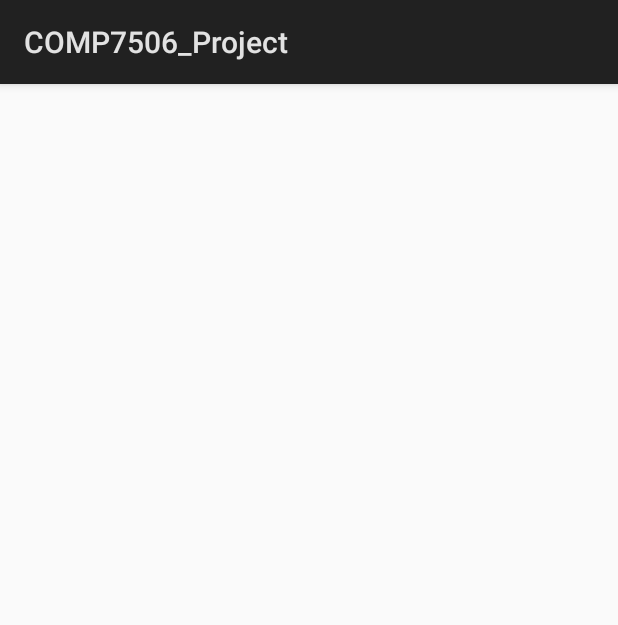
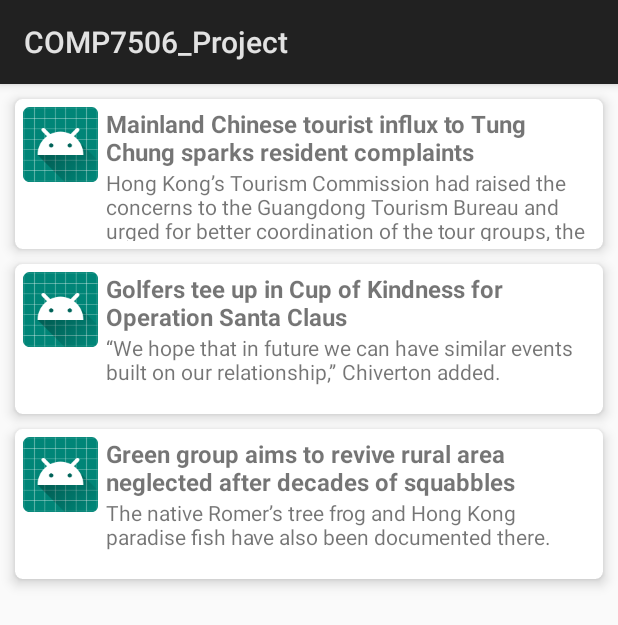
Before and after one commit to hadipash/COMP7506_Project, an Android app: the NewsFeed screen opened directly, with no data from a screen before it, on a phone screen of 412 x 824 dp. Shown: the top 625 px of the screen. Run offline under Robolectric (Android 15) with nearby library versions, the phone set to English and light mode, and no system bars.

Commit message:
Build news feed

```diff
--- a/app/src/main/java/hk/hku/cs/comp7506_project/NewsAdapter.java
+++ b/app/src/main/java/hk/hku/cs/comp7506_project/NewsAdapter.java
@@ -3,15 +3,20 @@ package hk.hku.cs.comp7506_project;
 import android.support.annotation.NonNull;
 import android.support.v7.widget.RecyclerView;
 import android.util.Log;
+import android.view.LayoutInflater;
 import android.view.View;
 import android.view.ViewGroup;
+import android.widget.ImageView;
 import android.widget.TextView;
 
 public class NewsAdapter extends RecyclerView.Adapter<NewsAdapter.ViewHolder> {
     private static final String TAG = "NewsAdapter";
+    private NewsObject[] data;
 
     public static class ViewHolder extends RecyclerView.ViewHolder {
-        private final TextView textView;
+        public final TextView title;
+        public final TextView content;
+        public final ImageView pic;
 
         public ViewHolder(View v) {
             super(v);
@@ -22,27 +27,33 @@ public class NewsAdapter extends RecyclerView.Adapter<NewsAdapter.ViewHolder> {
                     Log.d(TAG, "Element " + getAdapterPosition() + " clicked.");
                 }
             });
-            textView = (TextView) v.findViewById(R.id.news_title);
+            title = v.findViewById(R.id.news_title);
+            content = v.findViewById(R.id.news_content);
+            pic = v.findViewById(R.id.news_img);
         }
+    }
 
-        public TextView getTextView() {
-            return textView;
-        }
+    NewsAdapter(NewsObject[] dataSet){
+        data = dataSet;
     }
 
     @NonNull
     @Override
-    public NewsAdapter.ViewHolder onCreateViewHolder(@NonNull ViewGroup viewGroup, int i) {
-        return null;
+    public NewsAdapter.ViewHolder onCreateViewHolder(@NonNull ViewGroup viewGroup, int viewType) {
+        View v = LayoutInflater.from(viewGroup.getContext())
+                .inflate(R.layout.news_card, viewGroup, false);
+        return new ViewHolder(v);
     }
 
     @Override
-    public void onBindViewHolder(@NonNull NewsAdapter.ViewHolder myViewHolder, int i) {
-
+    public void onBindViewHolder(@NonNull NewsAdapter.ViewHolder holder, int position) {
+        holder.title.setText(data[position].getTitle());
+        holder.content.setText(data[position].getContent());
+//        holder.pic.setImageBitmap(data[position].getPic());
     }
 
     @Override
     public int getItemCount() {
-        return 0;
+        return data.length;
     }
 }
--- a/app/src/main/java/hk/hku/cs/comp7506_project/NewsFeed.java
+++ b/app/src/main/java/hk/hku/cs/comp7506_project/NewsFeed.java
@@ -2,18 +2,64 @@ package hk.hku.cs.comp7506_project;
 
 import android.app.Activity;
 import android.os.Bundle;
+import android.support.v7.widget.LinearLayoutManager;
 import android.support.v7.widget.RecyclerView;
 
+import java.util.ArrayList;
+
 public class NewsFeed extends Activity {
-    private RecyclerView news;
+    private RecyclerView mRecyclerView;
+    private RecyclerView.Adapter mAdapter;
+    private RecyclerView.LayoutManager mLayoutManager;
 
     @Override
     protected void onCreate(Bundle savedInstanceState) {
         super.onCreate(savedInstanceState);
         setContentView(R.layout.activity_news_feed);
 
-        news = findViewById(R.id.news_recycle_view);
-        news.setHasFixedSize(true);
+        mRecyclerView = findViewById(R.id.news_recycle_view);
+        mRecyclerView.setHasFixedSize(true);
 
+        // use a linear layout manager
+        mLayoutManager = new LinearLayoutManager(this);
+        mRecyclerView.setLayoutManager(mLayoutManager);
+
+        mAdapter = new NewsAdapter(generateData());
+        mRecyclerView.setAdapter(mAdapter);
+    }
+
+    private NewsObject[] generateData(){
+        NewsObject[] data = new NewsObject[3];
+
+        data[0] = new NewsObject("Mainland Chinese tourist influx to Tung Chung sparks resident complaints",
+                "Hong Kong’s Tourism Commission had raised the concerns to the Guangdong Tourism Bureau and urged for better coordination of the tour groups, the Post has learned.\n" +
+                        "\n" +
+                        "On a radio show on Monday, a Tung Chung caller, who went only by her surname Cheung, said the problem had worsened since the bridge opened on October 23.\n" +
+                        "\n" +
+                        "“There is no space for us in Tung Chung. The shops are so crowded with tourists, who sit everywhere … I have to escape on Sundays now,” she said.\n" +
+                        "\n", null);
+
+        data[1] = new NewsObject("Golfers tee up in Cup of Kindness for Operation Santa Claus",
+                "“We hope that in future we can have similar events built on our relationship,” Chiverton added.\n" +
+                        "\n" +
+                        "The charity golf event was capped off with the presentation of a cheque of HK$1 million to Operation Santa Claus by Arnold Wong Chi-chiu, a former club captain and its current charity committee chairman.\n" +
+                        "\n" +
+                        "Home of Loving Faithfulness, a residential care home for children and adults with mental and physical disabilities, was also a beneficiary.\n" +
+                        "\n" +
+                        "Pui Yee, a member of the home’s board of trustees, said she was thankful that the Cup of Kindness had been raising money for the charity for nearly 30 years.",
+                null);
+
+        data[2] = new NewsObject("Green group aims to revive rural area neglected after decades of squabbles",
+                "The native Romer’s tree frog and Hong Kong paradise fish have also been documented there.\n" +
+                        "\n" +
+                        "“Our foremost goal is to ensure that the ecological value does not decline any further,” Sin said.\n" +
+                        "\n" +
+                        "The NGO received HK$8.5 million (US$1.1 million) from the government’s Environment and Conservation Fund earlier this year to implement a two-year conservation management agreement on some 11.5 hectares (28 acres). The first stage of work – baseline ecosystem studies – began in April.\n" +
+                        "\n" +
+                        "Longer-term measures include building artificial ponds and marshes, clearing the area of traps and invasive species such as the aggressive “mile-a-minute weed”, and replanting aquatic plants.\n" +
+                        "\n" +
+                        "It will also bring back some organic farming with the help of some villagers.", null);
+
+        return data;
     }
 }
--- /dev/null
+++ b/app/src/main/java/hk/hku/cs/comp7506_project/NewsObject.java
@@ -0,0 +1,27 @@
+package hk.hku.cs.comp7506_project;
+
+import android.graphics.Bitmap;
+
+public class NewsObject {
+    private String title;
+    private String content;
+    private Bitmap pic;
+
+    NewsObject(String _title, String _content, Bitmap _pic){
+        title = _title;
+        content = _content;
+        pic = _pic;
+    }
+
+    public String getTitle() {
+        return title;
+    }
+
+    public String getContent() {
+        return content;
+    }
+
+    public Bitmap getPic() {
+        return pic;
+    }
+}
--- a/app/src/main/res/layout/news_card.xml
+++ b/app/src/main/res/layout/news_card.xml
@@ -2,9 +2,11 @@
 <android.support.v7.widget.CardView
     xmlns:android="http://schemas.android.com/apk/res/android"
     xmlns:card_view="http://schemas.android.com/apk/res-auto"
-    android:layout_margin="@dimen/card_margin"
+    android:layout_marginTop="@dimen/card_margin"
+    android:layout_marginLeft="@dimen/card_margin"
+    android:layout_marginRight="@dimen/card_margin"
     android:layout_width="match_parent"
-    android:layout_height="wrap_content"
+    android:layout_height="100dp"
     card_view:cardCornerRadius="@dimen/card_radius"
     card_view:cardElevation="@dimen/card_elevation"
     card_view:contentPadding="@dimen/card_content_padding">
@@ -17,7 +19,8 @@
             android:id="@+id/news_img"
             android:layout_width="50dp"
             android:layout_height="50dp"
-            android:contentDescription="TODO" />
+            android:contentDescription="TODO"
+            android:src="@mipmap/ic_launcher" />
 
         <TextView
             android:id="@+id/news_title"
@@ -25,14 +28,16 @@
             android:layout_width="wrap_content"
             android:layout_height="wrap_content"
             android:textStyle="bold"
-            android:textSize="16sp" />
+            android:textSize="16sp"
+            android:layout_marginStart="@dimen/card_content_padding" />
 
         <TextView
             android:id="@+id/news_content"
             android:layout_toEndOf="@id/news_img"
             android:layout_below="@id/news_title"
             android:layout_width="wrap_content"
-            android:layout_height="wrap_content" />
+            android:layout_height="wrap_content"
+            android:layout_marginStart="@dimen/card_content_padding" />
 
     </RelativeLayout>
 
```
Also changed, not shown: app/src/main/res/layout/activity_main.xml (line endings or trailing spaces).
